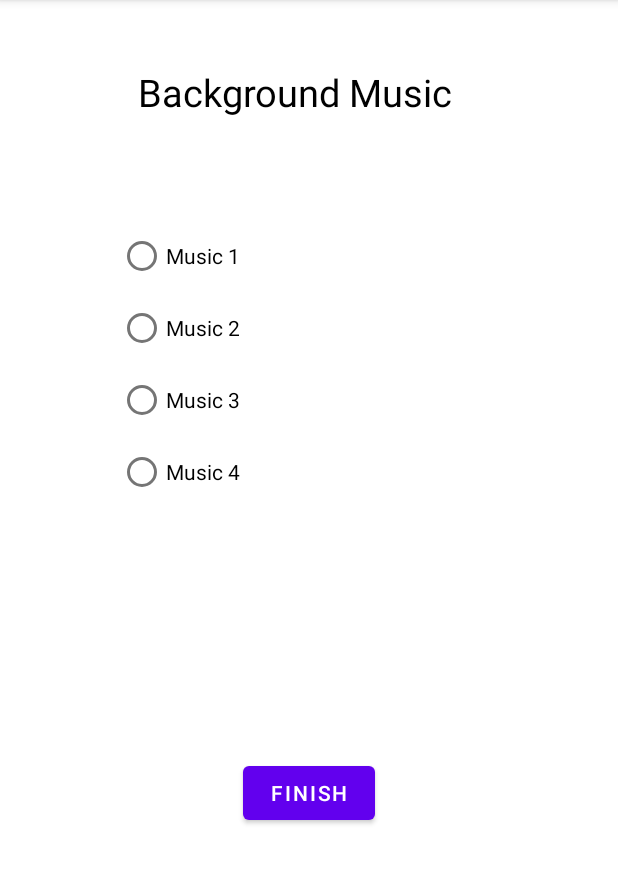
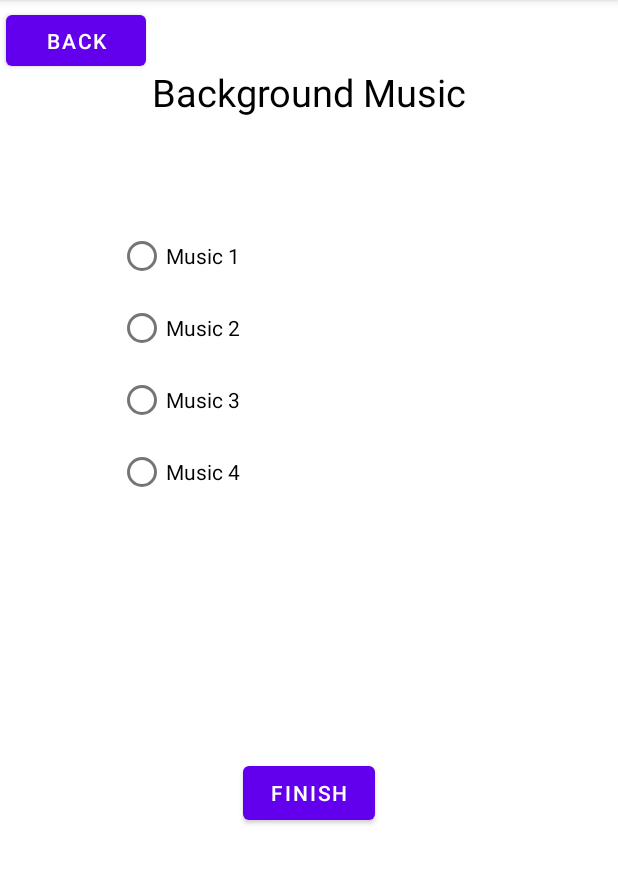
Before and after one commit to huayu1998/Group_Remember, an Android app: the PlayMusic screen opened directly, with no data from a screen before it, on a phone screen of 412 x 824 dp, the part 84-968 px from its top. Run offline under Robolectric (Android 15) with nearby library versions, the light colour scheme and no system bars; 1 statement that could not run was skipped.

Commit message:
huayu commit

```diff
--- a/app/src/main/java/com/example/group_remember/PlayMusic.java
+++ b/app/src/main/java/com/example/group_remember/PlayMusic.java
@@ -2,37 +2,111 @@ package com.example.group_remember;
 
 import androidx.appcompat.app.AppCompatActivity;
 
+import android.content.Intent;
 import android.os.Bundle;
 import android.view.View;
 import android.widget.Button;
 import android.widget.RadioButton;
+import android.widget.RadioGroup;
+import android.widget.Toast;
+
+import java.io.Serializable;
+import java.util.ArrayList;
 
 public class PlayMusic extends AppCompatActivity {
 
-    //111
     RadioButton music1;
     RadioButton music2;
     RadioButton music3;
     RadioButton music4;
-    Button finishMusic;
+    RadioGroup musicGruop;
+    Button back, finishMusic;
+    boolean musicSelected = false;
+
+    //接收信息
+    ArrayList<Date> dateList;
+    int number;
+    String version;
+    Date date;
 
     @Override
     protected void onCreate(Bundle savedInstanceState) {
         super.onCreate(savedInstanceState);
         setContentView(R.layout.activity_play_music);
 
+        //接收信息
+        Intent intent = getIntent();
+        Serializable serializable = getIntent().getSerializableExtra("dateList");//在另一个activity中用于获取对象
+        if(serializable != null) {
+            dateList = new ArrayList<Date>();
+            dateList.addAll((ArrayList<Date>) serializable);//之后将serializable对象强转使用即可
+        }
+        number = intent.getIntExtra("int",0);
+        version = intent.getStringExtra("version");
+        date = dateList.get(number);
+
         music1 = (RadioButton) findViewById(R.id.music1);
         music2 = (RadioButton) findViewById(R.id.music2);
         music3 = (RadioButton) findViewById(R.id.music3);
         music4 = (RadioButton) findViewById(R.id.music4);
+        musicGruop = (RadioGroup) findViewById(R.id.musicGroup);
+        back = (Button) findViewById(R.id.back);
         finishMusic = (Button) findViewById(R.id.finishMusic);
+
+        musicGruop.setOnCheckedChangeListener(new RadioGroup.OnCheckedChangeListener() {
+            @Override
+            public void onCheckedChanged(RadioGroup group, int checkedId) {
+                // find which radio button is selected
+                if(checkedId == R.id.music1) {
+                    Toast.makeText(PlayMusic.this, "Music 1 selected.", Toast.LENGTH_LONG).show();
+                    date.setMusic("Music1");
+                    musicSelected = true;
+                }
+                else if(checkedId == R.id.music2) {
+                    Toast.makeText(PlayMusic.this, "Music 2 selected.", Toast.LENGTH_LONG).show();
+                    date.setMusic("Music2");
+                    musicSelected = true;
+                }
+                else if (checkedId == R.id.music3){
+                    Toast.makeText(PlayMusic.this, "Music 3 selected.", Toast.LENGTH_LONG).show();
+                    date.setMusic("Music3");
+                    musicSelected = true;
+                }
+                else if (checkedId == R.id.music4){
+                    Toast.makeText(PlayMusic.this, "Music 4 selected.", Toast.LENGTH_LONG).show();
+                    date.setMusic("Music4");
+                    musicSelected = true;
+                }
+            }
+        });
+
+        back.setOnClickListener(new View.OnClickListener() {
+            @Override
+            public void onClick(View v) {
+                Intent intent = new Intent(PlayMusic.this, EditEventOption.class);
+                intent.putExtra("dateList", (Serializable)dateList);
+                intent.putExtra("int",number);
+                intent.putExtra("version",version);
+                startActivity(intent);
+            }
+        });
 
         finishMusic.setOnClickListener(new View.OnClickListener() {
             @Override
             public void onClick(View v) {
-                finish();
+
+                if (musicSelected == false) {
+                    Toast.makeText(PlayMusic.this, "Please select a music.", Toast.LENGTH_LONG).show();
+                }
+                else {
+                    Intent intent = new Intent(PlayMusic.this, EditEventOption.class);
+                    intent.putExtra("dateList", (Serializable)dateList);
+                    intent.putExtra("int",number);
+                    intent.putExtra("version",version);
+                    startActivity(intent);
+                }
             }
         });
+    }
 
-    }
 }
--- a/app/src/main/res/layout/activity_play_music.xml
+++ b/app/src/main/res/layout/activity_play_music.xml
@@ -7,7 +7,7 @@
     tools:context=".PlayMusic">
 
     <RadioGroup
-        android:id="@+id/radioGroup2"
+        android:id="@+id/musicGroup"
         android:layout_width="254dp"
         android:layout_height="306dp"
         android:layout_marginTop="68dp"
@@ -50,7 +50,6 @@
         android:textColor="@color/black"
         android:textSize="25sp"
         app:layout_constraintEnd_toEndOf="parent"
-        app:layout_constraintHorizontal_bias="0.455"
         app:layout_constraintStart_toStartOf="parent"
         app:layout_constraintTop_toTopOf="parent" />
 
@@ -62,5 +61,16 @@
         android:text="Finish"
         app:layout_constraintEnd_toEndOf="parent"
         app:layout_constraintStart_toStartOf="parent"
-        app:layout_constraintTop_toBottomOf="@+id/radioGroup2" />
+        app:layout_constraintTop_toBottomOf="@+id/musicGroup" />
+
+    <Button
+        android:id="@+id/back"
+        android:layout_width="93dp"
+        android:layout_height="46dp"
+        android:layout_marginTop="4dp"
+        android:text="Back"
+        app:layout_constraintEnd_toEndOf="parent"
+        app:layout_constraintHorizontal_bias="0.012"
+        app:layout_constraintStart_toStartOf="parent"
+        app:layout_constraintTop_toTopOf="parent" />
 </androidx.constraintlayout.widget.ConstraintLayout>
```
